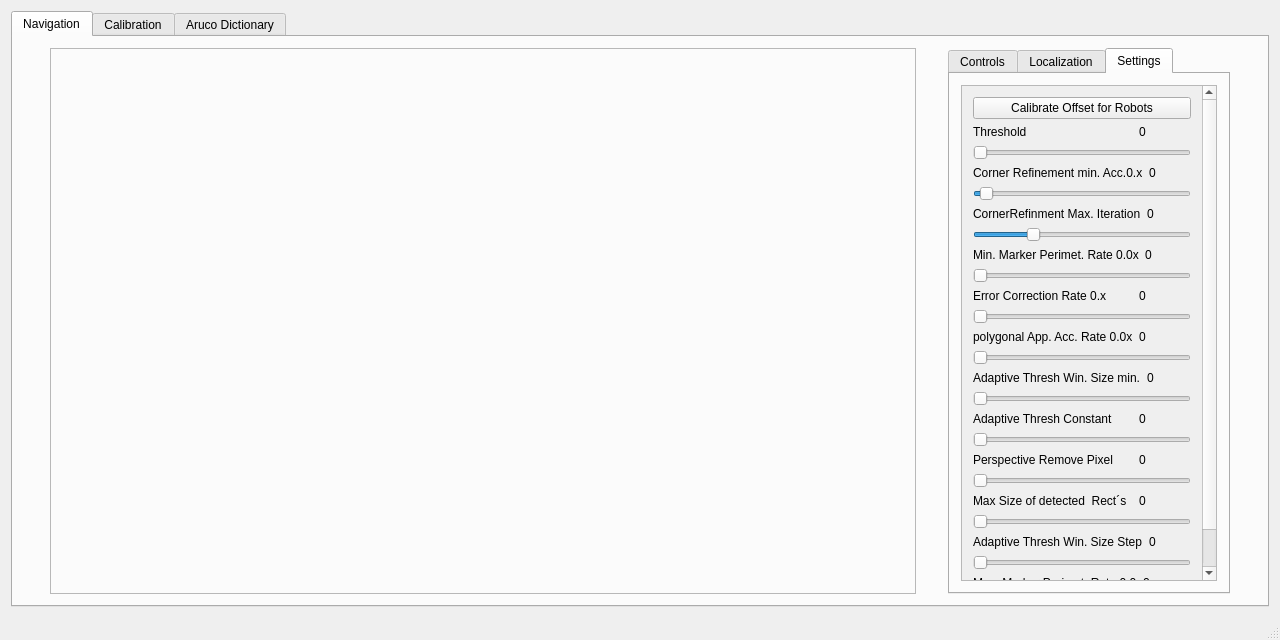
BBRUSS/VPJW17G5, file 03_Navi/01_Code/RobotDetection Portiert/robotdetectionmainwindow.ui: the form before one commit.
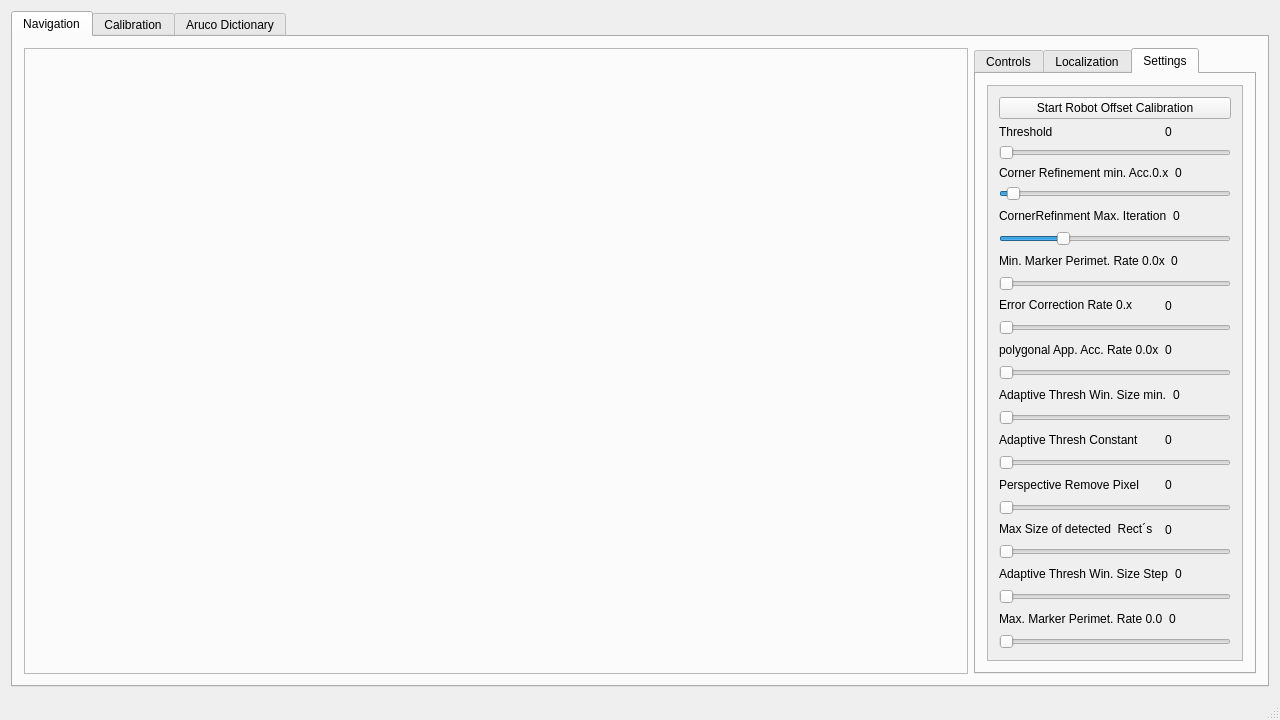
The form after the commit. The open tabs and pages were chosen to show the change. Icons and pictures are not drawn.

```diff
--- a/03_Navi/01_Code/RobotDetection Portiert/robotdetectionmainwindow.ui
+++ b/03_Navi/01_Code/RobotDetection Portiert/robotdetectionmainwindow.ui
@@ -7,15 +7,21 @@
     <x>0</x>
     <y>0</y>
     <width>1280</width>
-    <height>640</height>
+    <height>720</height>
    </rect>
   </property>
   <property name="sizePolicy">
-   <sizepolicy hsizetype="Minimum" vsizetype="Preferred">
+   <sizepolicy hsizetype="Expanding" vsizetype="Expanding">
     <horstretch>0</horstretch>
     <verstretch>0</verstretch>
    </sizepolicy>
   </property>
+  <property name="minimumSize">
+   <size>
+    <width>640</width>
+    <height>480</height>
+   </size>
+  </property>
   <property name="windowTitle">
    <string>Robot Detection</string>
   </property>
@@ -55,7 +61,7 @@
           <item>
            <widget class="QLabel" name="labelImage">
             <property name="sizePolicy">
-             <sizepolicy hsizetype="Minimum" vsizetype="Minimum">
+             <sizepolicy hsizetype="Ignored" vsizetype="Ignored">
               <horstretch>0</horstretch>
               <verstretch>10</verstretch>
              </sizepolicy>
@@ -68,8 +74,8 @@
             </property>
             <property name="maximumSize">
              <size>
-              <width>866</width>
-              <height>556</height>
+              <width>16777215</width>
+              <height>16777215</height>
              </size>
             </property>
             <property name="sizeIncrement">
@@ -398,7 +404,7 @@
                          </sizepolicy>
                         </property>
                         <property name="text">
-                         <string>Calibrate Offset for Robots</string>
+                         <string>Start Robot Offset Calibration</string>
                         </property>
                        </widget>
                       </item>
```
Left out of the diff: 12 changed lines with no effect on the pictures.
